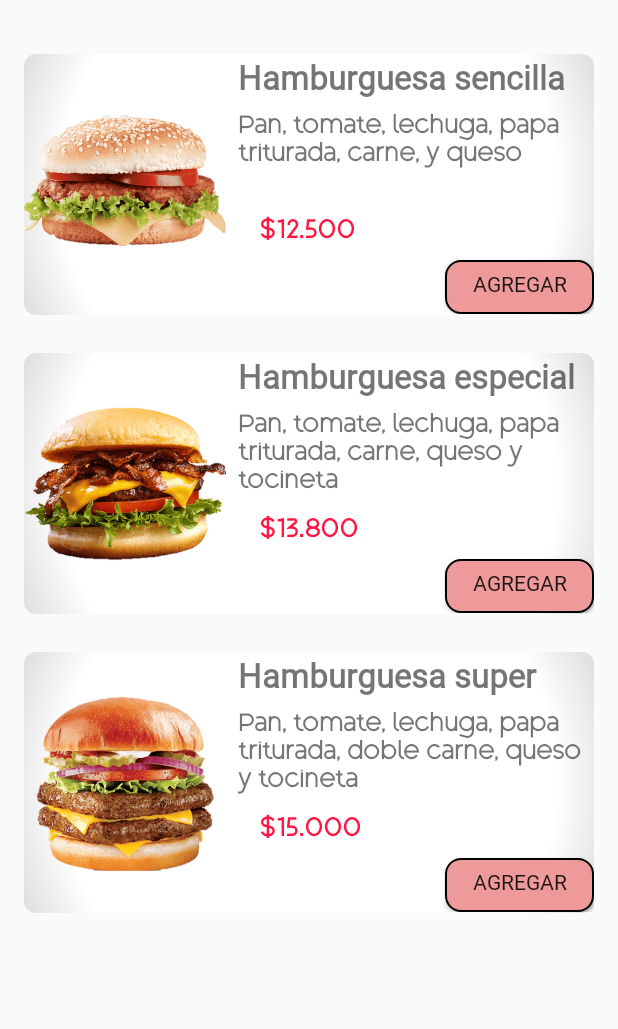
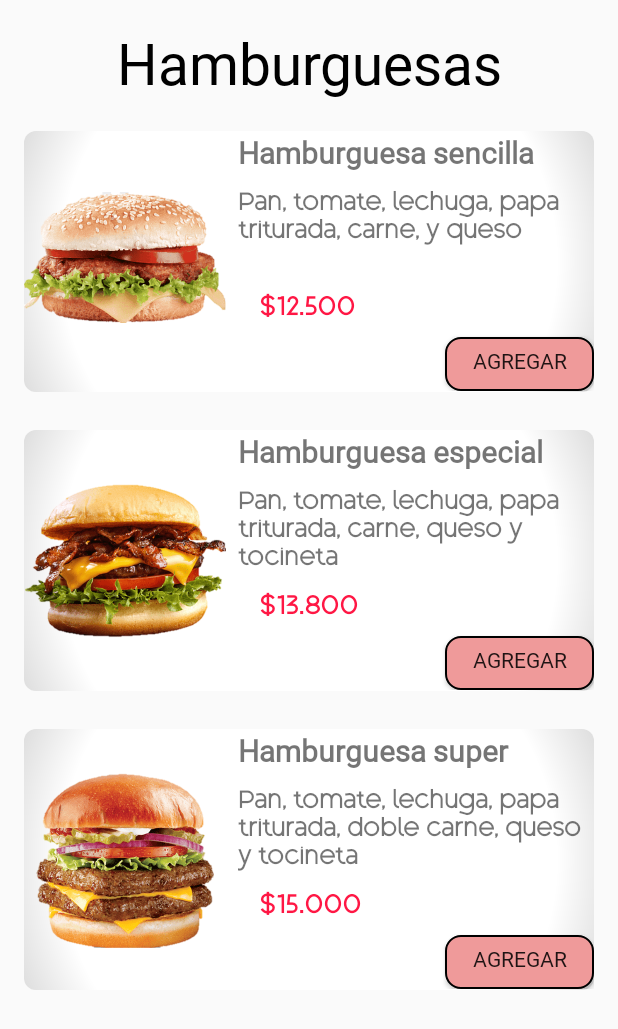
Before and after one commit to Brayanpv28/appFastFoodF, an Android app built with Jetpack Compose: the BurgerInterfaz screen opened directly, with no data from a screen before it, on a phone screen of 412 x 824 dp. Shown: the top 1029 px of the screen. Run offline under Robolectric (Android 15) with nearby library versions, the phone set to English and light mode, and no system bars.

Commit message:
Arreglo errores

```diff
--- a/app/src/main/res/layout/burger.xml
+++ b/app/src/main/res/layout/burger.xml
@@ -6,6 +6,18 @@
     android:layout_height="match_parent"
     android:padding="16dp"
     tools:context=".BurgerInterfaz">
+
+    <TextView
+        android:id="@+id/pagBurger"
+        android:layout_width="match_parent"
+        android:layout_height="wrap_content"
+        android:layout_alignParentTop="true"
+        android:layout_centerHorizontal="true"
+        android:text="Hamburguesas"
+        android:fontFamily="@font/bondstory"
+        android:textAlignment="center"
+        android:textColor="@color/black"
+        android:textSize="38dp" />
 
     <LinearLayout
         android:layout_width="match_parent"
@@ -37,7 +49,7 @@
                 android:layout_width="match_parent"
                 android:layout_height="37dp"
                 android:text="Hamburguesa sencilla"
-                android:textSize="22sp"
+                android:textSize="20dp"
                 android:fontFamily="@font/bondstory"
                 android:textStyle="bold"/>
 
@@ -100,10 +112,10 @@
                 android:id="@+id/tituloBurgerEspecial"
                 android:layout_width="match_parent"
                 android:layout_height="37dp"
+                android:fontFamily="@font/bondstory"
                 android:text="Hamburguesa especial"
-                android:textSize="22sp"
-                android:fontFamily="@font/bondstory"
-                android:textStyle="bold"/>
+                android:textSize="20dp"
+                android:textStyle="bold" />
 
             <TextView
                 android:id="@+id/textBurgerEspecial"
@@ -164,7 +176,7 @@
                 android:layout_width="match_parent"
                 android:layout_height="37dp"
                 android:text="Hamburguesa super"
-                android:textSize="22sp"
+                android:textSize="20dp"
                 android:fontFamily="@font/bondstory"
                 android:textStyle="bold"/>
 
```
